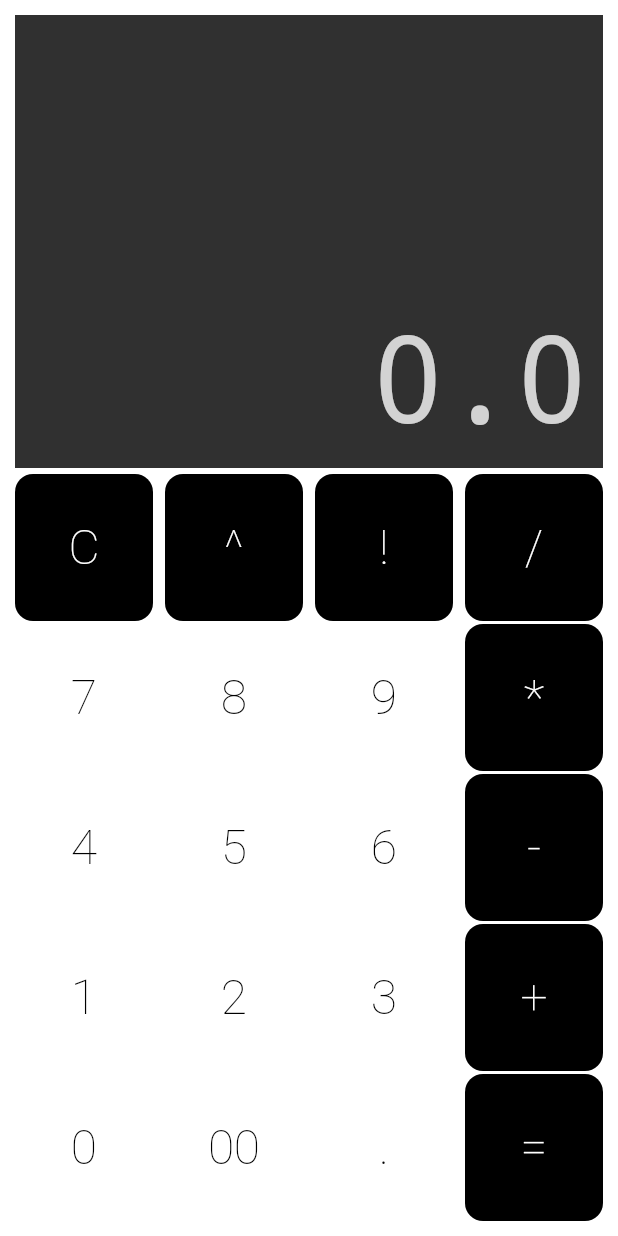
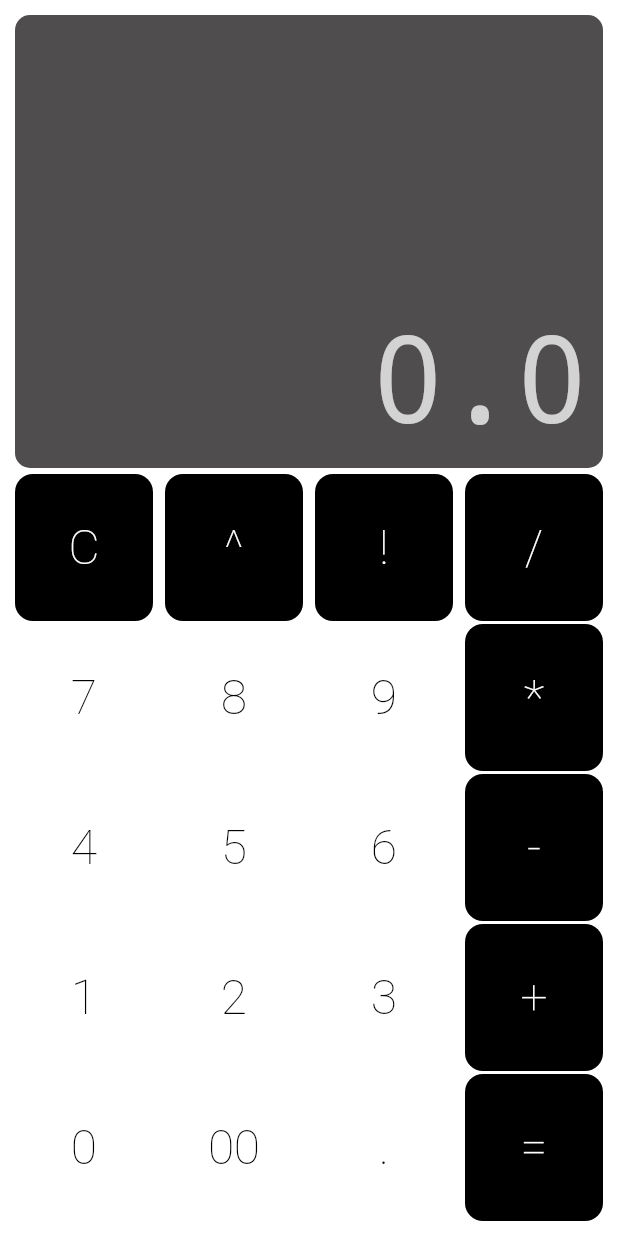
Before and after one commit to LenizePaula/calculadora, a Flutter app: the screen it shows after launch, on a phone screen of 412 x 824 dp. Run offline on Flutter 3.47's test engine with Material 3 defaults, Android fonts, the phone set to English and light mode, and no system bars; drawn by our look-alikes of auto_size_text.

Commit message:
Alteracao no visor

```diff
--- a/lib/componentes/visor.dart
+++ b/lib/componentes/visor.dart
@@ -1,7 +1,7 @@
 import 'package:flutter/material.dart';
 import 'package:auto_size_text/auto_size_text.dart';
 
- class Visor extends StatelessWidget {
+class Visor extends StatelessWidget {
   final String texto;
   const Visor(this.texto, {super.key});
 
@@ -10,15 +10,15 @@ import 'package:auto_size_text/auto_size_text.dart';
     return Expanded(
       flex: 1, // ocupar toda a altura da tela
       child: Container(
-        color: const Color.fromRGBO(48, 48, 48, 1),
+        decoration: BoxDecoration(
+          color: const Color.fromARGB(255, 79, 77, 77), // cor de fundo
+          borderRadius: BorderRadius.circular(10), // bordas arredondadas
+        ),
         child: Column(
-     // mover texto para baixo
           mainAxisAlignment: MainAxisAlignment.end,
-          // esticar largura coluna
-    crossAxisAlignment: CrossAxisAlignment.stretch,
+          crossAxisAlignment: CrossAxisAlignment.stretch,
           children: <Widget>[
             Padding(
-     // aumentar distancia do texto
               padding: const EdgeInsets.all(10.0),
               child: AutoSizeText(
                 texto,
```
